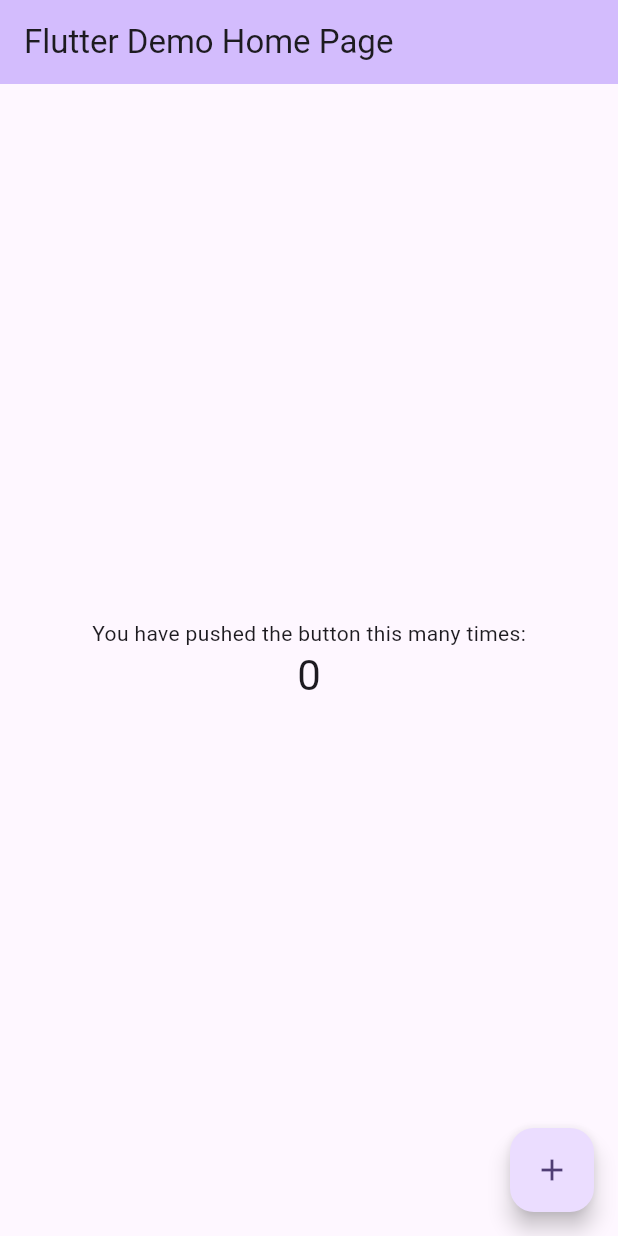
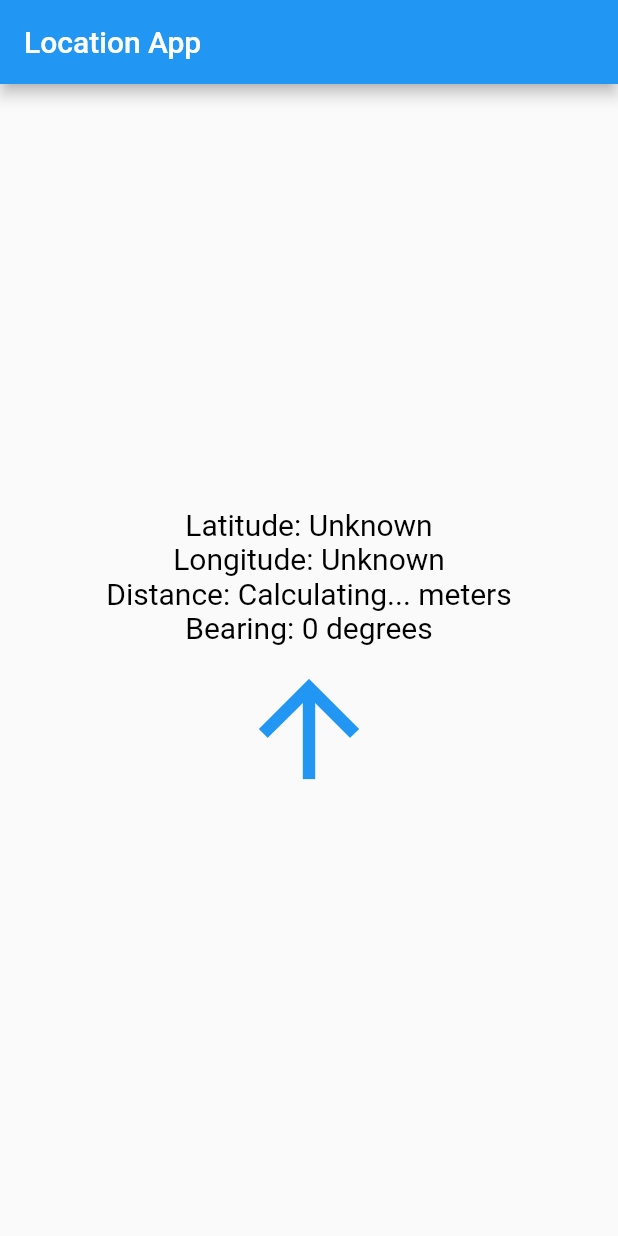
Before and after one commit to AngelitaK/hoot4help, a Flutter app: the screen it shows after launch, on a phone screen of 412 x 824 dp. Run offline on Flutter 3.47's test engine with Material 2 defaults, Android fonts, the phone set to English and light mode, and no system bars; our stand-ins replace flutter_compass, geolocator.

```diff
--- a/lib/main.dart
+++ b/lib/main.dart
@@ -1,125 +1,179 @@
 import 'package:flutter/material.dart';
+import 'package:geolocator/geolocator.dart';
+import 'dart:async';
+import 'package:vector_math/vector_math_64.dart' as vector;
+import 'package:flutter_compass/flutter_compass.dart';
 
 void main() {
   runApp(const MyApp());
 }
 
 class MyApp extends StatelessWidget {
-  const MyApp({super.key});
+  const MyApp({Key? key}) : super(key: key);
 
-  // This widget is the root of your application.
   @override
   Widget build(BuildContext context) {
     return MaterialApp(
-      title: 'Flutter Demo',
+      title: 'Location App',
       theme: ThemeData(
-        // This is the theme of your application.
-        //
-        // TRY THIS: Try running your application with "flutter run". You'll see
-        // the application has a blue toolbar. Then, without quitting the app,
-        // try changing the seedColor in the colorScheme below to Colors.green
-        // and then invoke "hot reload" (save your changes or press the "hot
-        // reload" button in a Flutter-supported IDE, or press "r" if you used
-        // the command line to start the app).
-        //
-        // Notice that the counter didn't reset back to zero; the application
-        // state is not lost during the reload. To reset the state, use hot
-        // restart instead.
-        //
-        // This works for code too, not just values: Most code changes can be
-        // tested with just a hot reload.
-        colorScheme: ColorScheme.fromSeed(seedColor: Colors.deepPurple),
-        useMaterial3: true,
+        primarySwatch: Colors.blue,
       ),
-      home: const MyHomePage(title: 'Flutter Demo Home Page'),
+      home: const MyHomePage(),
     );
   }
 }
 
 class MyHomePage extends StatefulWidget {
-  const MyHomePage({super.key, required this.title});
-
-  // This widget is the home page of your application. It is stateful, meaning
-  // that it has a State object (defined below) that contains fields that affect
-  // how it looks.
-
-  // This class is the configuration for the state. It holds the values (in this
-  // case the title) provided by the parent (in this case the App widget) and
-  // used by the build method of the State. Fields in a Widget subclass are
-  // always marked "final".
-
-  final String title;
+  const MyHomePage({Key? key}) : super(key: key);
 
   @override
   State<MyHomePage> createState() => _MyHomePageState();
 }
 
 class _MyHomePageState extends State<MyHomePage> {
-  int _counter = 0;
+  late StreamSubscription<Position> _positionStreamSubscription;
+  String _latitude = 'Unknown';
+  String _longitude = 'Unknown';
+  double targetLatitude = 1.453;
+  double targetLongitude = 103.83;
+  String distance = 'Calculating...';
+  String bearing = '0';
+  double heading = 0;
+  double originalDistance = 0;
+  Color textColor = Colors.black; // Initialize text color
 
-  void _incrementCounter() {
+  Future<bool> handlePermission() async {
+    LocationPermission permission = await Geolocator.checkPermission();
+    if (permission == LocationPermission.denied) {
+      permission = await Geolocator.requestPermission();
+    }
+    if (permission == LocationPermission.always ||
+        permission == LocationPermission.whileInUse) {
+      return true;
+    }
+    return false;
+  }
+
+  @override
+  void initState() {
+    super.initState();
+    _checkPermissionsAndStartLocationUpdates();
+  }
+
+  Future<void> _checkPermissionsAndStartLocationUpdates() async {
+    bool hasPermission = await handlePermission();
+
+    if (hasPermission) {
+      _startLocationUpdates();
+    }
+  }
+
+  @override
+  void dispose() {
+    _stopLocationUpdates();
+    super.dispose();
+  }
+
+  void _calculateDistance(Position currentPosition) {
+    double currentLatitude = currentPosition.latitude;
+    double currentLongitude = currentPosition.longitude;
+    double result = Geolocator.distanceBetween(
+      currentLatitude,
+      currentLongitude,
+      targetLatitude,
+      targetLongitude,
+    );
+    double bearingResult = Geolocator.bearingBetween(
+      currentLatitude,
+      currentLongitude,
+      targetLatitude,
+      targetLongitude,
+    );
+    FlutterCompass.events!.listen((event) {
+      setState(() {
+        heading = bearingResult - event.heading!;
+      });
+    });
+    // Check if getting closer or further and update text color accordingly
     setState(() {
-      // This call to setState tells the Flutter framework that something has
-      // changed in this State, which causes it to rerun the build method below
-      // so that the display can reflect the updated values. If we changed
-      // _counter without calling setState(), then the build method would not be
-      // called again, and so nothing would appear to happen.
-      _counter++;
+      _latitude = currentLatitude.toStringAsFixed(6);
+      _longitude = currentLongitude.toStringAsFixed(6);
+      distance = result.toStringAsFixed(2);
+      bearing = bearingResult.toStringAsFixed(2);
+
+      if (result < originalDistance) {
+        textColor = Colors.blue; // Closer, change to blue
+      } else {
+        textColor = Colors.red; // Further, change to red
+      }
     });
+    originalDistance = result;
+  }
+
+  void _startLocationUpdates() async {
+    const LocationSettings locationSettings = LocationSettings(
+      accuracy: LocationAccuracy.bestForNavigation,
+      distanceFilter: 0,
+    );
+
+    _positionStreamSubscription = Geolocator.getPositionStream(
+      locationSettings: locationSettings,
+    ).listen(
+      (Position position) {
+        _calculateDistance(position);
+      },
+      onError: (error) {
+        setState(() {
+          distance = 'Error: $error';
+        });
+      },
+    );
+  }
+
+  void _stopLocationUpdates() {
+    _positionStreamSubscription.cancel();
   }
 
   @override
   Widget build(BuildContext context) {
-    // This method is rerun every time setState is called, for instance as done
-    // by the _incrementCounter method above.
-    //
-    // The Flutter framework has been optimized to make rerunning build methods
-    // fast, so that you can just rebuild anything that needs updating rather
-    // than having to individually change instances of widgets.
     return Scaffold(
       appBar: AppBar(
-        // TRY THIS: Try changing the color here to a specific color (to
-        // Colors.amber, perhaps?) and trigger a hot reload to see the AppBar
-        // change color while the other colors stay the same.
-        backgroundColor: Theme.of(context).colorScheme.inversePrimary,
-        // Here we take the value from the MyHomePage object that was created by
-        // the App.build method, and use it to set our appbar title.
-        title: Text(widget.title),
+        title: const Text('Location App'),
       ),
       body: Center(
-        // Center is a layout widget. It takes a single child and positions it
-        // in the middle of the parent.
         child: Column(
-          // Column is also a layout widget. It takes a list of children and
-          // arranges them vertically. By default, it sizes itself to fit its
-          // children horizontally, and tries to be as tall as its parent.
-          //
-          // Column has various properties to control how it sizes itself and
-          // how it positions its children. Here we use mainAxisAlignment to
-          // center the children vertically; the main axis here is the vertical
-          // axis because Columns are vertical (the cross axis would be
-          // horizontal).
-          //
-          // TRY THIS: Invoke "debug painting" (choose the "Toggle Debug Paint"
-          // action in the IDE, or press "p" in the console), to see the
-          // wireframe for each widget.
           mainAxisAlignment: MainAxisAlignment.center,
           children: <Widget>[
-            const Text(
-              'You have pushed the button this many times:',
+            Text(
+              'Latitude: $_latitude',
+              style: TextStyle(fontSize: 20, color: textColor),
             ),
             Text(
-              '$_counter',
-              style: Theme.of(context).textTheme.headlineMedium,
+              'Longitude: $_longitude',
+              style: TextStyle(fontSize: 20, color: textColor),
             ),
+            Text(
+              'Distance: $distance meters',
+              style: TextStyle(fontSize: 20, color: textColor),
+            ),
+            Text(
+              'Bearing: $bearing degrees',
+              style: TextStyle(fontSize: 20, color: textColor),
+            ),
+            Padding(
+              padding: const EdgeInsets.all(6.0),
+              child: Transform.rotate(
+                angle: vector.radians(heading), // Convert degrees to radians
+                child: const Icon(
+                  Icons.arrow_upward,
+                  size: 100,
+                  color: Colors.blue,
+                ),
+              ),
+            )
           ],
         ),
       ),
-      floatingActionButton: FloatingActionButton(
-        onPressed: _incrementCounter,
-        tooltip: 'Increment',
-        child: const Icon(Icons.add),
-      ), // This trailing comma makes auto-formatting nicer for build methods.
     );
   }
 }
--- a/pubspec.yaml
+++ b/pubspec.yaml
@@ -1,4 +1,4 @@
-name: hoot4help
+name: location_api
 description: A new Flutter project.
 # The following line prevents the package from being accidentally published to
 # pub.dev using `flutter pub publish`. This is preferred for private packages.
@@ -31,6 +31,9 @@ dependencies:
   flutter:
     sdk: flutter
 
+  geolocator: ^10.1.0
+  vector_math: ^2.1.4
+  flutter_compass: ^0.8.0
 
   # The following adds the Cupertino Icons font to your application.
   # Use with the CupertinoIcons class for iOS style icons.
```
Also changed, not shown: pubspec.lock, 21 other files.
